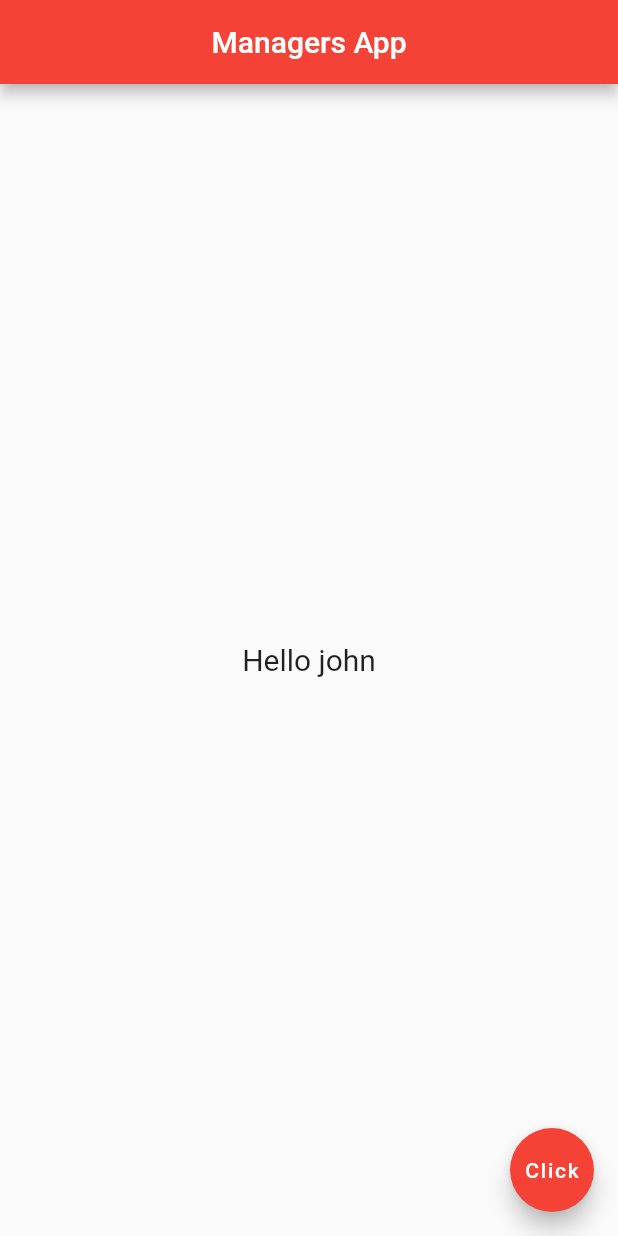
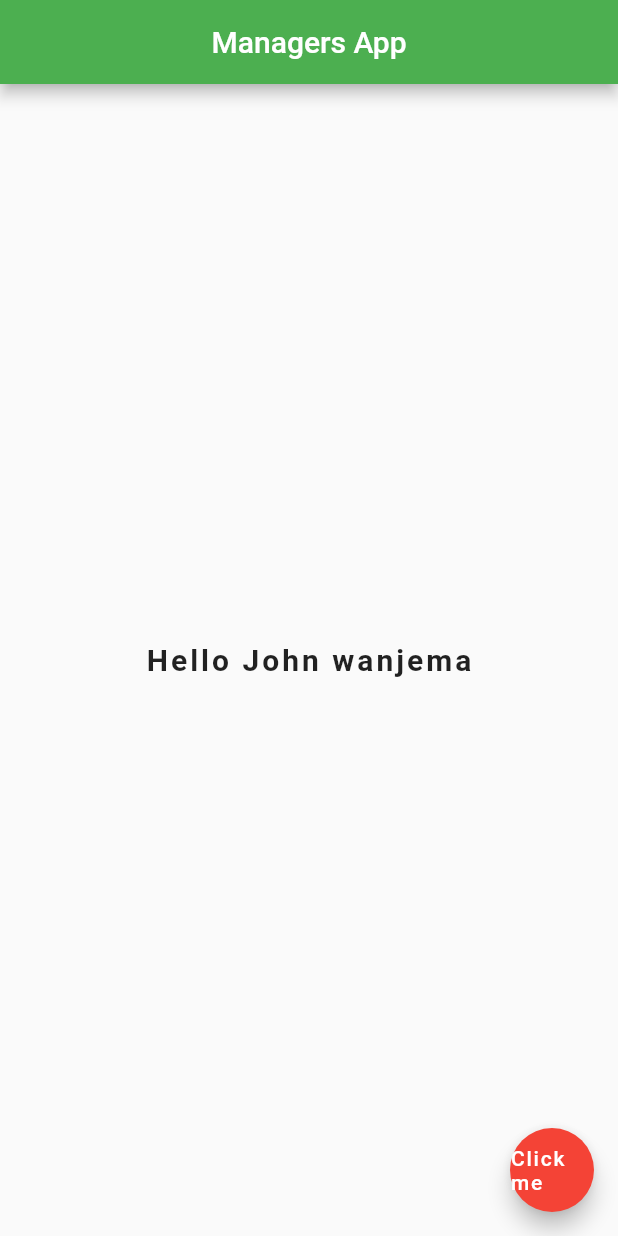
Before and after one commit to johnwanjema/hello-flutter, a Flutter app: the screen it shows after launch, on a phone screen of 412 x 824 dp. Run offline on Flutter 3.47's test engine with Material 2 defaults, Android fonts, the phone set to English and light mode, and no system bars.

```diff
--- a/lib/main.dart
+++ b/lib/main.dart
@@ -1,25 +1,31 @@
 import 'package:flutter/material.dart';
 
 void main() => runApp(MaterialApp(
-  home: Scaffold(
-    appBar:AppBar(
-      title:Text('Managers App'),
+      home:Home()
+    ));
+
+class Home extends StatelessWidget {
+  @override
+  Widget build(BuildContext context) {
+    return Scaffold(
+      appBar: AppBar(
+        title: Text('Managers App'),
         centerTitle: true,
-      backgroundColor: Colors.red,
+        backgroundColor: Colors.green,
       ),
-        body:Center(
+      body: Center(
         child: Text(
-            'Hello john',
+          'Hello John wanjema',
           style: TextStyle(
-              fontSize: 20.0
+              fontSize: 20.0,
+              fontWeight: FontWeight.bold,
+              letterSpacing: 2.0),
         ),
       ),
-        ),
-      floatingActionButton:FloatingActionButton(
-        onPressed: (){},
+      floatingActionButton: FloatingActionButton(
+          onPressed: () {},
           backgroundColor: Colors.red,
-        child: Text('Click')
-  ),
-  )
-  ,
-));
+          child: Text('Click me')),
+    );
+  }
+}
```
Lines whose indentation alone changed are shown as unchanged.
